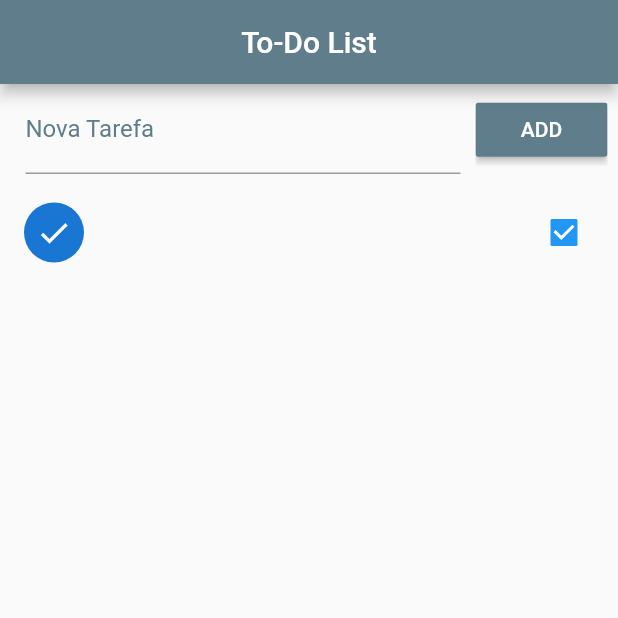
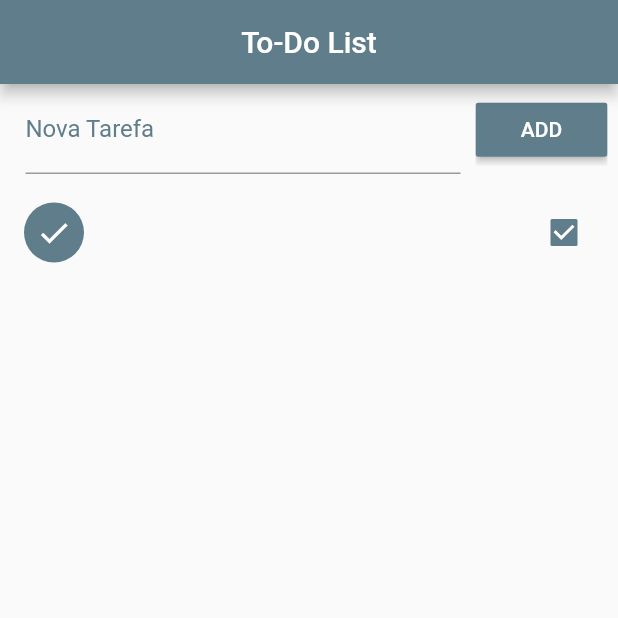
Before and after one commit to zamuelfernandes/todo_list, a Flutter app: the screen it shows after launch, after a tap on "ADD", after a tap on the "error" icon, on a phone screen of 412 x 824 dp, the top half of it. Run offline on Flutter 3.47's test engine with Material 2 defaults, Android fonts, the phone set to English and light mode, and no system bars.

```diff
--- a/lib/main.dart
+++ b/lib/main.dart
@@ -25,6 +25,23 @@ class _HomeState extends State<Home> {
 
   final TextEditingController _newTaskController = TextEditingController();
 
+  late Map<String, dynamic> _lastRemoved;
+  late int _lastRemovedPos;
+
+  @override
+  void initState() {
+    // TODO: implement initState
+    super.initState();
+
+    //Chama o _readData, e depois de um await passa pro then
+    _readData().then((data) {
+      setState(() {
+        _toDoList = json.decode(data);
+      });
+    });
+  }
+
+  //ADD TASK FUNCTION ----------------------------------------------------------
   void _addTask() {
     setState(() {
       Map<String, dynamic> newToDo = Map();
@@ -32,6 +49,7 @@ class _HomeState extends State<Home> {
       _newTaskController.text = '';
       newToDo["ok"] = false;
       _toDoList.add(newToDo);
+      _saveData();
     });
   }
 
@@ -66,8 +84,8 @@ class _HomeState extends State<Home> {
                   child: RaisedButton(
                     onPressed: _addTask,
                     color: baseColor,
-                    child: Text('ADD'),
                     textColor: Colors.white,
+                    child: const Text('ADD'),
                   ),
                 ),
               ],
@@ -76,22 +94,9 @@ class _HomeState extends State<Home> {
           //LIST VIEW ----------------------------------------------------------
           Expanded(
             child: ListView.builder(
-              padding: EdgeInsets.only(top: 10),
+              padding: const EdgeInsets.only(top: 10),
               itemCount: _toDoList.length,
-              itemBuilder: (context, index) {
-                return CheckboxListTile(
-                    title: Text(_toDoList[index]["title"]),
-                    value: _toDoList[index]["ok"],
-                    secondary: CircleAvatar(
-                      child: Icon(
-                          _toDoList[index]["ok"] ? Icons.check : Icons.error),
-                    ),
-                    onChanged: (status) {
-                      setState(() {
-                        _toDoList[index]["ok"] = status;
-                      });
-                    });
-              },
+              itemBuilder: buildItem,
             ),
           )
         ],
@@ -123,4 +128,65 @@ class _HomeState extends State<Home> {
       return null;
     }
   }
+
+  //BUILD EACH ITEM ----------------------------------------------------
+  Widget buildItem(context, index) {
+    return Dismissible(
+      //Key para identificação específica de cada item
+      key: Key(DateTime.now().microsecondsSinceEpoch.toString()),
+      background: Container(
+        color: Colors.red,
+        child: const Align(
+          alignment: Alignment(-0.9, 0.0),
+          child: Icon(
+            Icons.delete,
+            color: Colors.white,
+          ),
+        ),
+      ),
+      direction: DismissDirection.startToEnd,
+      child: CheckboxListTile(
+          activeColor: baseColor,
+          title: Text(_toDoList[index]["title"]),
+          value: _toDoList[index]["ok"],
+          secondary: CircleAvatar(
+            backgroundColor: baseColor,
+            child: Icon(
+              _toDoList[index]["ok"] ? Icons.check : Icons.error,
+              color: Colors.white,
+            ),
+          ),
+          onChanged: (status) {
+            setState(() {
+              _toDoList[index]["ok"] = status;
+              _saveData();
+            });
+          }),
+      onDismissed: (direction) {
+        setState(() {
+          _lastRemoved = Map.from(_toDoList[index]);
+          _lastRemovedPos = index;
+          _toDoList.removeAt(index);
+
+          _saveData();
+
+          final snack = SnackBar(
+            content: Text('Task "${_lastRemoved['title']}" removed'),
+            action: SnackBarAction(
+              label: 'Desfazer',
+              onPressed: () {
+                setState(() {
+                  _toDoList.insert(_lastRemovedPos, _lastRemoved);
+                  _saveData();
+                });
+              },
+            ),
+            duration: const Duration(seconds: 2),
+          );
+
+          Scaffold.of(context).showSnackBar(snack);
+        });
+      },
+    );
+  }
 }
```
